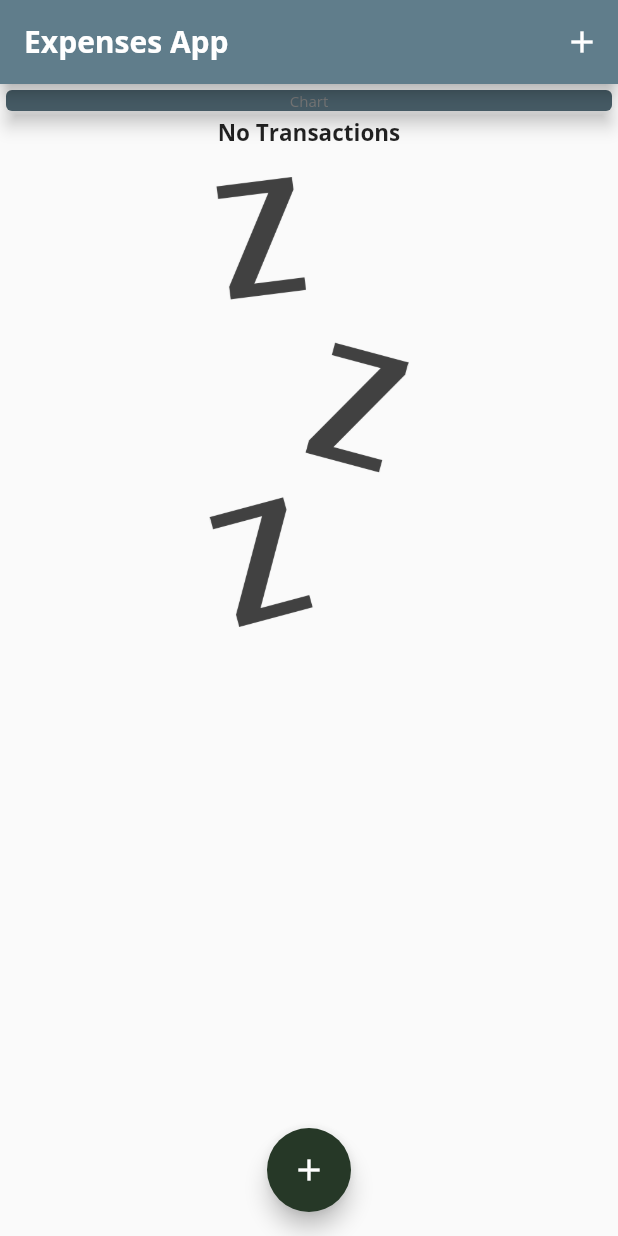
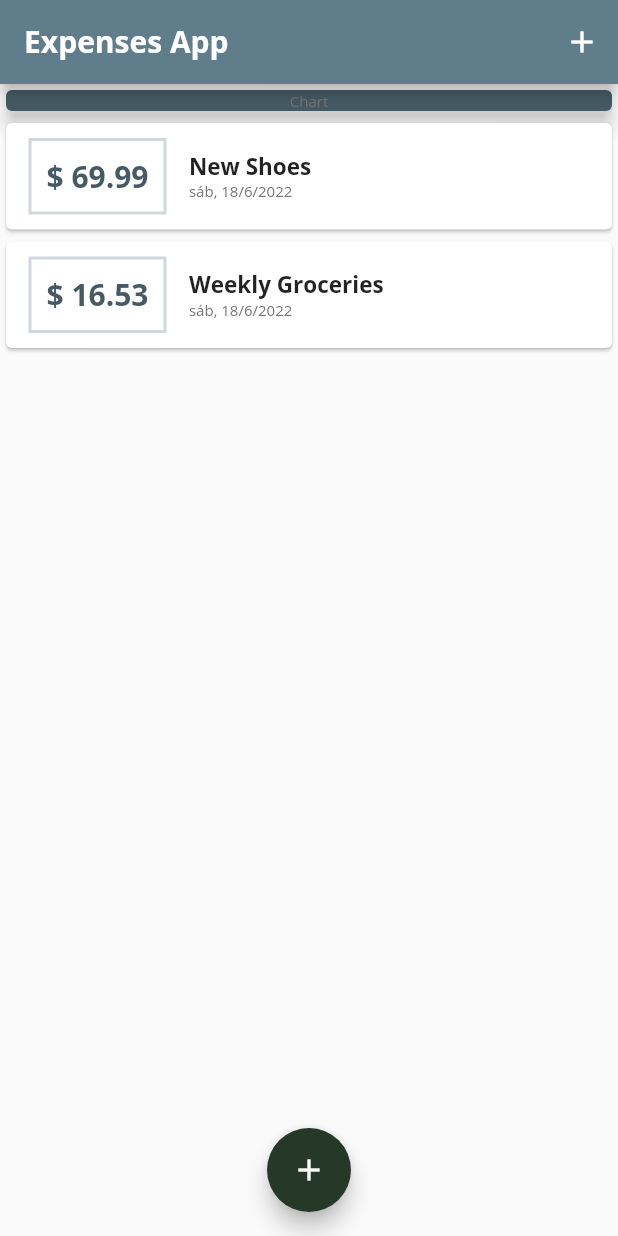
Before and after one commit to JesusMF23/expenses_app_1, a Flutter app: the screen it shows after launch, on a phone screen of 412 x 824 dp. Run offline on Flutter 3.47's test engine with Material 2 defaults, Android fonts, the phone set to English and light mode, and no system bars.

```diff
--- a/expenses_app/lib/main.dart
+++ b/expenses_app/lib/main.dart
@@ -73,18 +73,18 @@ class _MyHomePageState extends State<MyHomePage> {
   // late String titleInput;
 
   final List<Transaction> _userTransactions = [
-    // Transaction(
-    //   id: 't1',
-    //   title: 'New Shoes',
-    //   amount: 69.99,
-    //   date: DateTime.now(),
-    // ),
-    // Transaction(
-    //   id: 't2',
-    //   title: 'Weekly Groceries',
-    //   amount: 16.53,
-    //   date: DateTime.now(),
-    // ),
+    Transaction(
+      id: 't1',
+      title: 'New Shoes',
+      amount: 69.99,
+      date: DateTime.now(),
+    ),
+    Transaction(
+      id: 't2',
+      title: 'Weekly Groceries',
+      amount: 16.53,
+      date: DateTime.now(),
+    ),
   ];
 
   void _addNewTransaction(String txTitle, double txAmount) {
```
Also changed, not shown: expenses_app/lib/widgets/chart.dart (added, +43 -0 lines).
